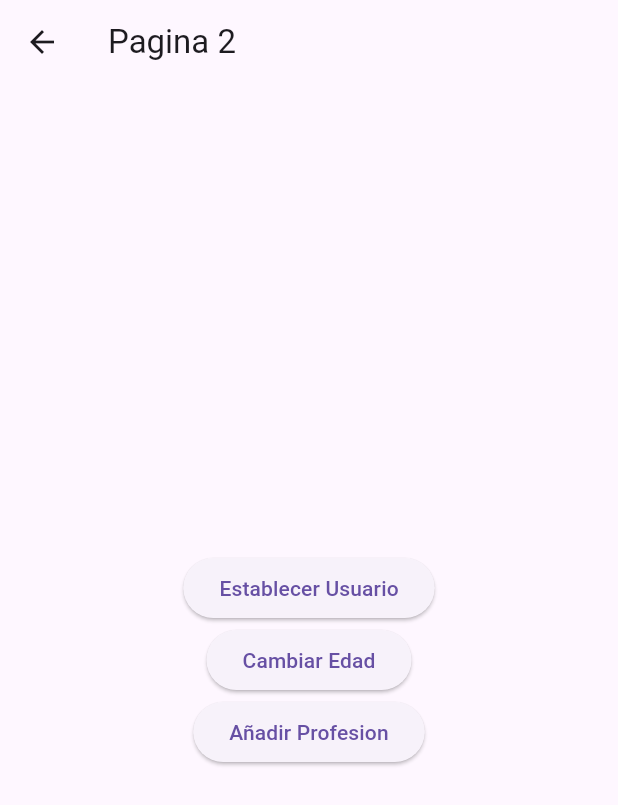
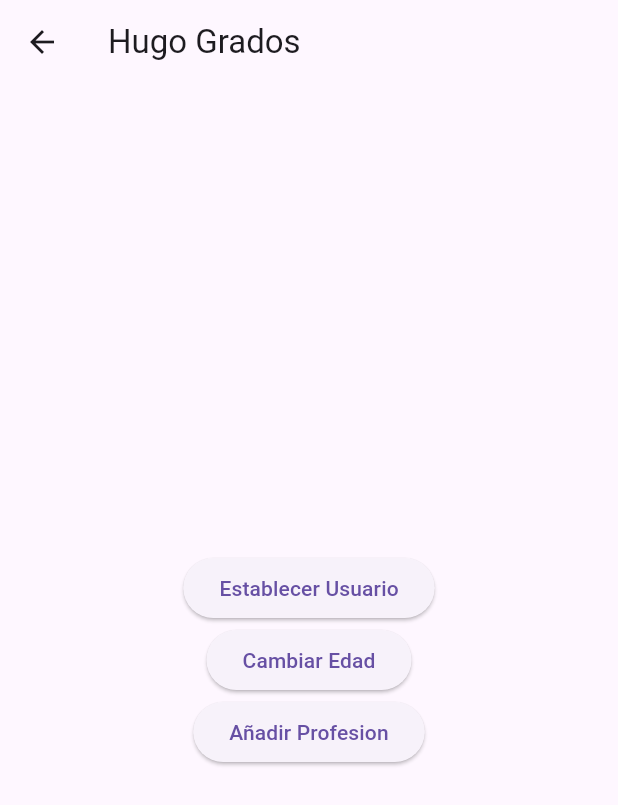
Before and after one commit to hdgch1106/flutter-estados-app, a Flutter app: the Pagina2Page screen opened by its route, after a tap on "Establecer Usuario", on a phone screen of 412 x 824 dp. Shown: the top 805 px of the screen. Run offline on Flutter 3.47's test engine with Material 2 defaults, Android fonts, the phone set to English and light mode, and no system bars.

Commit message:
Provider listo

```diff
--- a/lib/pages/pagina1_page.dart
+++ b/lib/pages/pagina1_page.dart
@@ -1,15 +1,34 @@
+import 'package:estados_app/models/usuario.dart';
+import 'package:estados_app/providers/usuario_provider.dart';
 import 'package:flutter/material.dart';
+import 'package:provider/provider.dart';
 
 class Pagina1Page extends StatelessWidget {
   const Pagina1Page({super.key});
 
   @override
   Widget build(BuildContext context) {
+    final usuarioProvider = Provider.of<UsuarioProvider>(context);
+
     return Scaffold(
       appBar: AppBar(
         title: const Text("Pagina 1"),
+        actions: [
+          IconButton(
+            icon: const Icon(Icons.exit_to_app),
+            onPressed: () {
+              usuarioProvider.removerUsuario();
+            },
+          )
+        ],
       ),
-      body: InformacionUsuario(),
+      body: usuarioProvider.existeUsuario
+          ? InformacionUsuario(
+              usuario: usuarioProvider.state.usuario!,
+            )
+          : const Center(
+              child: Text("No hay usuario seleccionado"),
+            ),
       floatingActionButton: FloatingActionButton(
         child: const Icon(Icons.accessibility_new),
         onPressed: () {
@@ -21,7 +40,9 @@ class Pagina1Page extends StatelessWidget {
 }
 
 class InformacionUsuario extends StatelessWidget {
-  const InformacionUsuario({super.key});
+  final Usuario usuario;
+
+  const InformacionUsuario({super.key, required this.usuario});
 
   @override
   Widget build(BuildContext context) {
@@ -29,20 +50,18 @@ class InformacionUsuario extends StatelessWidget {
       width: double.infinity,
       height: double.infinity,
       padding: const EdgeInsets.all(20.0),
-      child: const Column(
+      child: Column(
         crossAxisAlignment: CrossAxisAlignment.start,
         children: [
-          Text("General",
+          const Text("General",
               style: TextStyle(fontSize: 18, fontWeight: FontWeight.bold)),
-          Divider(),
-          ListTile(title: Text("Nombre: ")),
-          ListTile(title: Text("Edad: ")),
-          Text("Profesiones",
+          const Divider(),
+          ListTile(title: Text("Nombre: ${usuario.nombre}")),
+          ListTile(title: Text("Edad: ${usuario.edad}")),
+          const Text("Profesiones",
               style: TextStyle(fontSize: 18, fontWeight: FontWeight.bold)),
-          Divider(),
-          ListTile(title: Text("Profesion 1")),
-          ListTile(title: Text("Profesion 1")),
-          ListTile(title: Text("Profesion 1")),
+          const Divider(),
+          ...usuario.profesiones.map((e) => ListTile(title: Text(e))).toList()
         ],
       ),
     );
--- a/lib/pages/pagina2_page.dart
+++ b/lib/pages/pagina2_page.dart
@@ -1,13 +1,19 @@
+import 'package:estados_app/models/usuario.dart';
+import 'package:estados_app/providers/usuario_provider.dart';
 import 'package:flutter/material.dart';
+import 'package:provider/provider.dart';
 
 class Pagina2Page extends StatelessWidget {
   const Pagina2Page({super.key});
 
   @override
   Widget build(BuildContext context) {
+    final usuarioProvider = Provider.of<UsuarioProvider>(context);
     return Scaffold(
       appBar: AppBar(
-        title: const Text("Pagina 2"),
+        title: usuarioProvider.existeUsuario
+            ? Text(usuarioProvider.state.usuario!.nombre)
+            : const Text("Pagina 2"),
       ),
       body: Center(
           child: Column(
@@ -15,15 +21,30 @@ class Pagina2Page extends StatelessWidget {
         children: [
           ElevatedButton(
             child: const Text("Establecer Usuario"),
-            onPressed: () {},
+            onPressed: () {
+              final newUser = Usuario(
+                nombre: "Hugo Grados",
+                edad: 22,
+                profesiones: [
+                  "Desarrollador Flutter",
+                  "Jugador Profesional PES"
+                ],
+              );
+
+              usuarioProvider.usuario = newUser;
+            },
           ),
           ElevatedButton(
             child: const Text("Cambiar Edad"),
-            onPressed: () {},
+            onPressed: () {
+              usuarioProvider.cambiarEdad(25);
+            },
           ),
           ElevatedButton(
             child: const Text("Añadir Profesion"),
-            onPressed: () {},
+            onPressed: () {
+              usuarioProvider.agregarProfesion();
+            },
           )
         ],
       )),
--- /dev/null
+++ b/lib/providers/usuario_provider.dart
@@ -0,0 +1,50 @@
+import 'package:estados_app/models/usuario.dart';
+import 'package:flutter/material.dart';
+
+class UsuarioProvider with ChangeNotifier {
+  UsuarioProviderState _state = UsuarioProviderState(
+      usuario: Usuario(nombre: "no-name", edad: 0, profesiones: []));
+
+  UsuarioProviderState get state => _state;
+  set state(UsuarioProviderState valor) {
+    _state = valor;
+    notifyListeners();
+  }
+
+  bool get existeUsuario => state.usuario!.nombre != "no-name" ? true : false;
+
+  set usuario(Usuario user) {
+    state = state.copyWith(usuario: user);
+  }
+
+  void cambiarEdad(int edad) {
+    state.usuario!.edad = edad;
+    notifyListeners();
+  }
+
+  void agregarProfesion() {
+    state.usuario!.profesiones
+        .add("Profesion ${state.usuario!.profesiones.length + 1}");
+    notifyListeners();
+  }
+
+  void removerUsuario() {
+    state = state.copyWith(
+        usuario: Usuario(nombre: "no-name", edad: 0, profesiones: []));
+  }
+}
+
+class UsuarioProviderState {
+  final Usuario? usuario;
+
+  UsuarioProviderState({
+    this.usuario,
+  });
+
+  UsuarioProviderState copyWith({
+    Usuario? usuario,
+  }) =>
+      UsuarioProviderState(
+        usuario: usuario ?? this.usuario,
+      );
+}
--- a/pubspec.yaml
+++ b/pubspec.yaml
@@ -35,6 +35,7 @@ dependencies:
   # The following adds the Cupertino Icons font to your application.
   # Use with the CupertinoIcons class for iOS style icons.
   cupertino_icons: ^1.0.2
+  provider: ^6.0.5
 
 dev_dependencies:
   flutter_test:
```
Also changed, not shown: lib/main.dart (+10 -1 lines), pubspec.lock.
